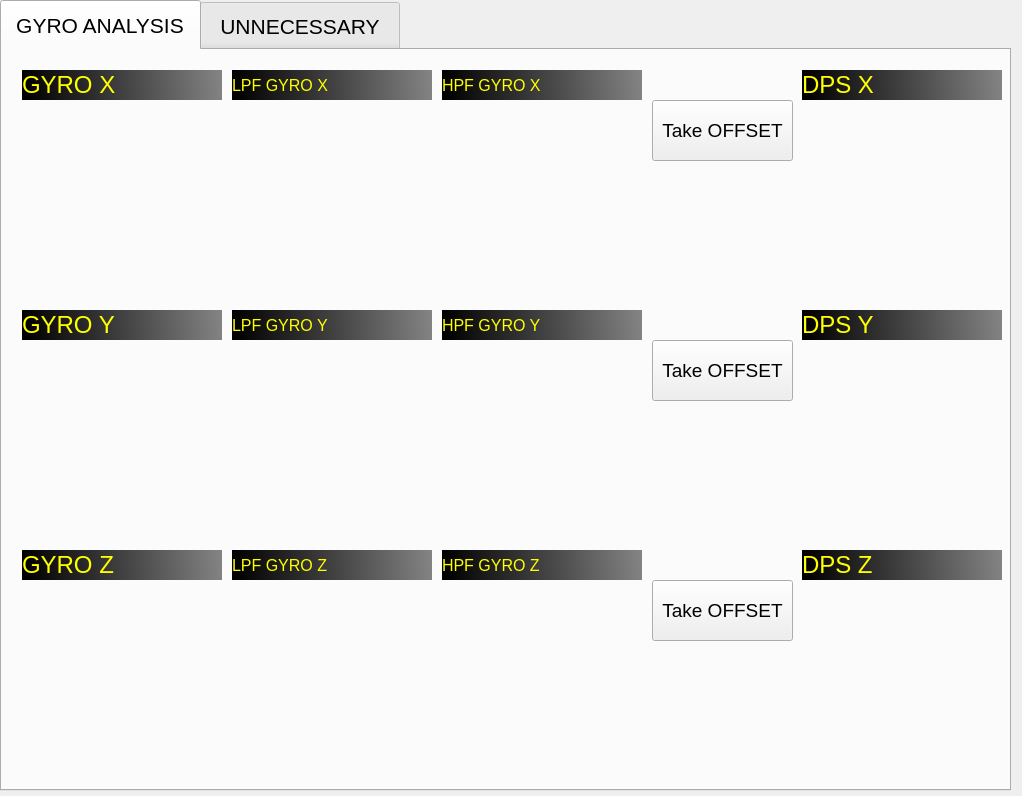
Qt form mainwindow.ui (ahmetcihan/GUI_gyro_observer) before a commit.
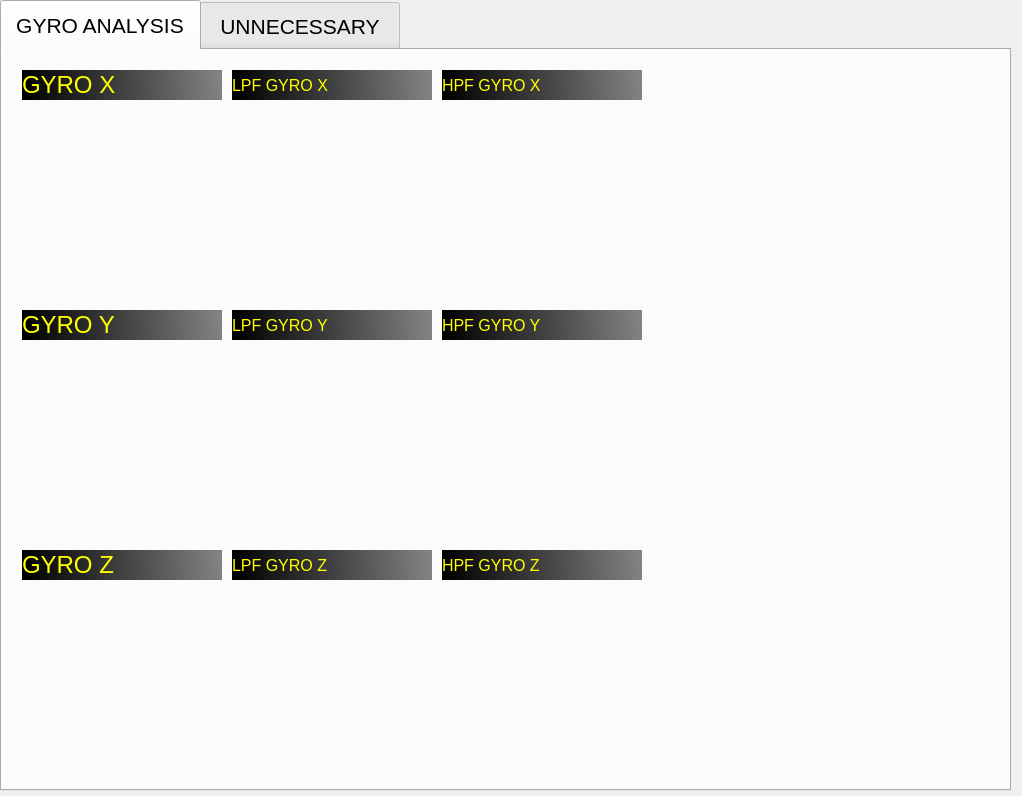
The same form after that commit.

```diff
--- a/mainwindow.ui
+++ b/mainwindow.ui
@@ -71,24 +71,6 @@
        </rect>
       </property>
      </widget>
-     <widget class="QPushButton" name="pushButton_offset_gyro_z">
-      <property name="geometry">
-       <rect>
-        <x>650</x>
-        <y>530</y>
-        <width>141</width>
-        <height>61</height>
-       </rect>
-      </property>
-      <property name="font">
-       <font>
-        <pointsize>14</pointsize>
-       </font>
-      </property>
-      <property name="text">
-       <string>Take OFFSET</string>
-      </property>
-     </widget>
      <widget class="QLabel" name="label_gyro_z">
       <property name="geometry">
        <rect>
@@ -209,24 +191,6 @@
        <set>Qt::AlignLeading|Qt::AlignLeft|Qt::AlignVCenter</set>
       </property>
      </widget>
-     <widget class="QPushButton" name="pushButton_offset_gyro_y">
-      <property name="geometry">
-       <rect>
-        <x>650</x>
-        <y>290</y>
-        <width>141</width>
-        <height>61</height>
-       </rect>
-      </property>
-      <property name="font">
-       <font>
-        <pointsize>14</pointsize>
-       </font>
-      </property>
-      <property name="text">
-       <string>Take OFFSET</string>
-      </property>
-     </widget>
      <widget class="QWidget" name="plot_gyro_x" native="true">
       <property name="geometry">
        <rect>
@@ -262,24 +226,6 @@
        <set>Qt::AlignLeading|Qt::AlignLeft|Qt::AlignVCenter</set>
       </property>
      </widget>
-     <widget class="QPushButton" name="pushButton_offset_gyro_x">
-      <property name="geometry">
-       <rect>
-        <x>650</x>
-        <y>50</y>
-        <width>141</width>
-        <height>61</height>
-       </rect>
-      </property>
-      <property name="font">
-       <font>
-        <pointsize>14</pointsize>
-       </font>
-      </property>
-      <property name="text">
-       <string>Take OFFSET</string>
-      </property>
-     </widget>
      <widget class="QLabel" name="label_lpf_gyro_y">
       <property name="geometry">
        <rect>
@@ -315,111 +261,6 @@
        </rect>
       </property>
      </widget>
-     <widget class="QWidget" name="plot_gyro_dps_z" native="true">
-      <property name="geometry">
-       <rect>
-        <x>800</x>
-        <y>530</y>
-        <width>200</width>
-        <height>200</height>
-       </rect>
-      </property>
-     </widget>
-     <widget class="QLabel" name="label_gyro_dps_y">
-      <property name="geometry">
-       <rect>
-        <x>800</x>
-        <y>260</y>
-        <width>200</width>
-        <height>30</height>
-       </rect>
-      </property>
-      <property name="font">
-       <font>
-        <pointsize>18</pointsize>
-       </font>
-      </property>
-      <property name="styleSheet">
-       <string notr="true">color: rgb(255, 255, 0);
-background-color: qlineargradient(spread:pad, x1:0, y1:0.0170455, x2:0.99, y2:0, stop:0 rgba(0, 0, 0, 255), stop:1 rgba(131, 131, 131, 255));</string>
-      </property>
-      <property name="text">
-       <string>DPS Y</string>
-      </property>
-      <property name="alignment">
-       <set>Qt::AlignLeading|Qt::AlignLeft|Qt::AlignVCenter</set>
-      </property>
-     </widget>
-     <widget class="QWidget" name="plot_gyro_dps_x" native="true">
-      <property name="geometry">
-       <rect>
-        <x>800</x>
-        <y>50</y>
-        <width>200</width>
-        <height>200</height>
-       </rect>
-      </property>
-     </widget>
-     <widget class="QWidget" name="plot_gyro_dps_y" native="true">
-      <property name="geometry">
-       <rect>
-        <x>800</x>
-        <y>290</y>
-        <width>200</width>
-        <height>200</height>
-       </rect>
-      </property>
-     </widget>
-     <widget class="QLabel" name="label_gyro_dps_x">
-      <property name="geometry">
-       <rect>
-        <x>800</x>
-        <y>20</y>
-        <width>200</width>
-        <height>30</height>
-       </rect>
-      </property>
-      <property name="font">
-       <font>
-        <pointsize>18</pointsize>
-       </font>
-      </property>
-      <property name="styleSheet">
-       <string notr="true">color: rgb(255, 255, 0);
-background-color: qlineargradient(spread:pad, x1:0, y1:0.0170455, x2:0.99, y2:0, stop:0 rgba(0, 0, 0, 255), stop:1 rgba(131, 131, 131, 255));</string>
-      </property>
-      <property name="text">
-       <string>DPS X</string>
-      </property>
-      <property name="alignment">
-       <set>Qt::AlignLeading|Qt::AlignLeft|Qt::AlignVCenter</set>
-      </property>
-     </widget>
-     <widget class="QLabel" name="label_gyro_dps_z">
-      <property name="geometry">
-       <rect>
-        <x>800</x>
-        <y>500</y>
-        <width>200</width>
-        <height>30</height>
-       </rect>
-      </property>
-      <property name="font">
-       <font>
-        <pointsize>18</pointsize>
-       </font>
-      </property>
-      <property name="styleSheet">
-       <string notr="true">color: rgb(255, 255, 0);
-background-color: qlineargradient(spread:pad, x1:0, y1:0.0170455, x2:0.99, y2:0, stop:0 rgba(0, 0, 0, 255), stop:1 rgba(131, 131, 131, 255));</string>
-      </property>
-      <property name="text">
-       <string>DPS Z</string>
-      </property>
-      <property name="alignment">
-       <set>Qt::AlignLeading|Qt::AlignLeft|Qt::AlignVCenter</set>
-      </property>
-     </widget>
      <widget class="QWidget" name="plot_hpf_gyro_z" native="true">
       <property name="geometry">
        <rect>
```
